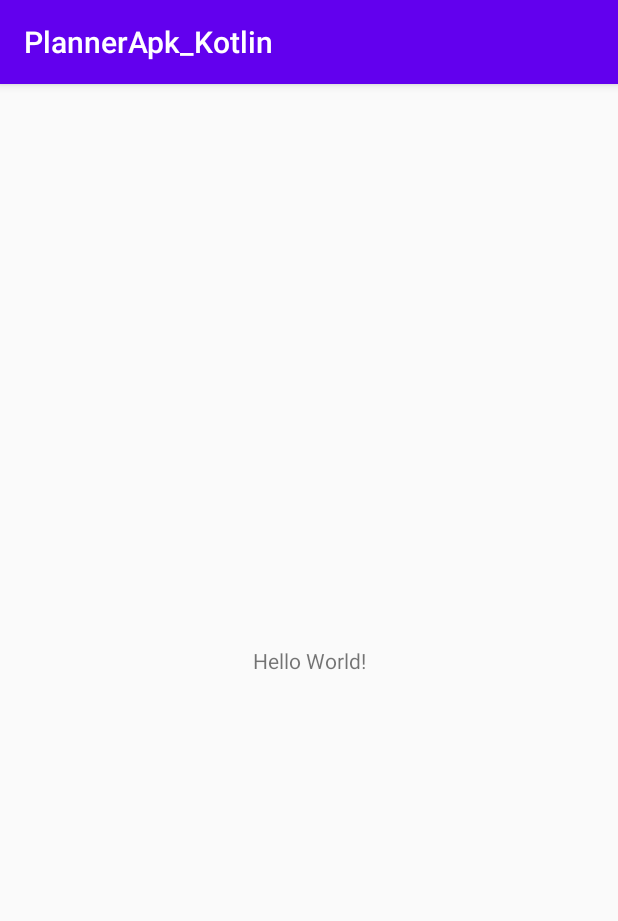
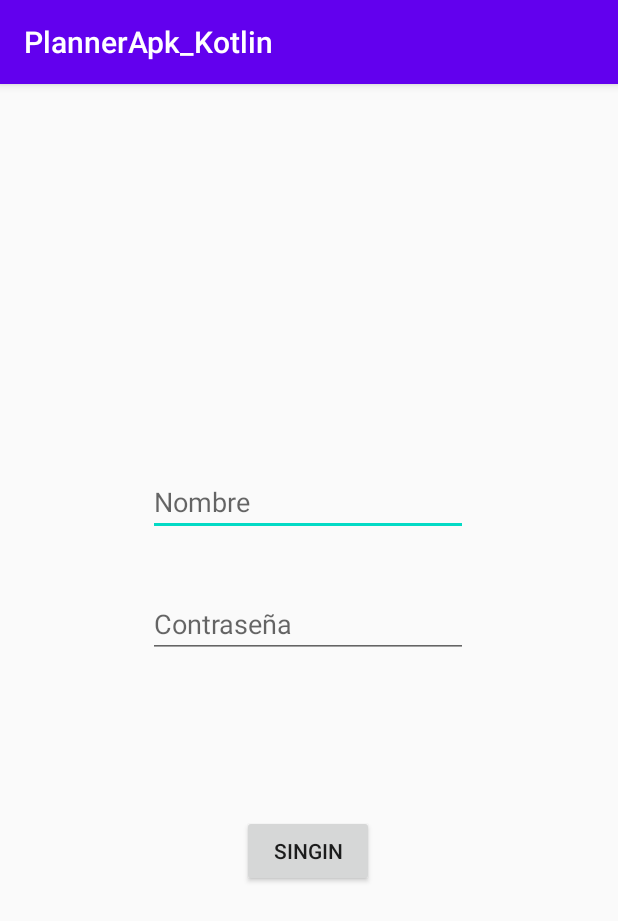
Before and after one commit to frc90/PlannerApk_Kotlin, an Android app: the screen it shows after launch (MainActivity), on a phone screen of 412 x 824 dp. Shown: the top 921 px of the screen. Run offline under Robolectric (Android 15) with nearby library versions, the phone set to English and light mode, and no system bars.

Commit message:
Trabajando en la capa presentation

```diff
--- a/app/src/main/AndroidManifest.xml
+++ b/app/src/main/AndroidManifest.xml
@@ -9,7 +9,7 @@
         android:roundIcon="@mipmap/ic_launcher_round"
         android:supportsRtl="true"
         android:theme="@style/AppTheme">
-        <activity android:name=".MainActivity">
+        <activity android:name=".presentation.login.view.MainActivity">
             <intent-filter>
                 <action android:name="android.intent.action.MAIN" />
 
--- a/app/src/main/java/com/frc90/plannerapk_kotlin/MainActivity.kt
+++ /dev/null
@@ -1,11 +0,0 @@
-package com.frc90.plannerapk_kotlin
-
-import androidx.appcompat.app.AppCompatActivity
-import android.os.Bundle
-
-class MainActivity : AppCompatActivity() {
-    override fun onCreate(savedInstanceState: Bundle?) {
-        super.onCreate(savedInstanceState)
-        setContentView(R.layout.activity_main)
-    }
-}
--- /dev/null
+++ b/app/src/main/java/com/frc90/plannerapk_kotlin/base/BaseActivity.kt
@@ -0,0 +1,24 @@
+package com.frc90.plannerapk_kotlin.base
+
+import android.content.Context
+import android.os.Bundle
+import android.os.Message
+import android.os.PersistableBundle
+import android.widget.Toast
+import androidx.annotation.LayoutRes
+import androidx.appcompat.app.AppCompatActivity
+
+abstract class BaseActivity: AppCompatActivity(){
+
+    override fun onCreate(savedInstanceState: Bundle?, persistentState: PersistableBundle?) {
+        super.onCreate(savedInstanceState, persistentState)
+
+        setContentView(getLayout())
+    }
+
+    @LayoutRes
+    abstract fun getLayout():Int
+
+    fun Context.toast(context: Context = applicationContext, message: String, duration: Int = Toast.LENGTH_SHORT ){
+    }
+}
--- /dev/null
+++ b/app/src/main/java/com/frc90/plannerapk_kotlin/presentation/login/LoginContract.kt
@@ -0,0 +1,11 @@
+package com.frc90.plannerapk_kotlin.presentation.login
+
+interface LoginContract{
+
+    interface View{
+        fun showError(msgError: String)
+        fun showProgressBar()
+        fun hideProgressBar()
+        fun signIn()
+    }
+}
--- /dev/null
+++ b/app/src/main/java/com/frc90/plannerapk_kotlin/presentation/login/view/MainActivity.kt
@@ -0,0 +1,41 @@
+package com.frc90.plannerapk_kotlin.presentation.login.view
+
+import android.os.Bundle
+import android.view.View
+import android.widget.Toast
+import com.frc90.plannerapk_kotlin.R
+import com.frc90.plannerapk_kotlin.base.BaseActivity
+import com.frc90.plannerapk_kotlin.presentation.login.LoginContract
+import kotlinx.android.synthetic.main.activity_main.*
+
+class MainActivity : BaseActivity(), LoginContract.View {
+    override fun onCreate(savedInstanceState: Bundle?) {
+        super.onCreate(savedInstanceState)
+        setContentView(R.layout.activity_main)
+
+        btn_singIn.setOnClickListener { signIn() }
+    }
+
+    override fun getLayout(): Int {
+        return R.layout.activity_main
+    }
+
+    // mostrar error
+    override fun showError(msgError: String) {
+        Toast.makeText(this, msgError, Toast.LENGTH_SHORT).show()
+    }
+
+    override fun showProgressBar() {
+        progressBar_singIn.visibility = View.VISIBLE
+    }
+
+    override fun hideProgressBar() {
+        progressBar_singIn.visibility = View.GONE
+    }
+
+    override fun signIn() {
+        toast(this,"Hello, World!!!")
+    }
+
+
+}
--- a/app/src/main/res/layout/activity_main.xml
+++ b/app/src/main/res/layout/activity_main.xml
@@ -4,15 +4,57 @@
     xmlns:tools="http://schemas.android.com/tools"
     android:layout_width="match_parent"
     android:layout_height="match_parent"
-    tools:context=".MainActivity">
+    tools:context=".presentation.login.view.MainActivity">
 
-    <TextView
+    <EditText
+        android:id="@+id/etxt_name"
         android:layout_width="wrap_content"
         android:layout_height="wrap_content"
-        android:text="Hello World!"
+        android:ems="10"
+        android:hint="Nombre"
+        android:inputType="textPersonName"
         app:layout_constraintBottom_toBottomOf="parent"
-        app:layout_constraintLeft_toLeftOf="parent"
-        app:layout_constraintRight_toRightOf="parent"
-        app:layout_constraintTop_toTopOf="parent" />
+        app:layout_constraintEnd_toEndOf="parent"
+        app:layout_constraintHorizontal_bias="0.497"
+        app:layout_constraintStart_toStartOf="parent"
+        app:layout_constraintTop_toTopOf="parent"
+        app:layout_constraintVertical_bias="0.354" />
+
+    <EditText
+        android:id="@+id/etxt_pass"
+        android:layout_width="wrap_content"
+        android:layout_height="wrap_content"
+        android:ems="10"
+        android:hint="Contraseña"
+        android:inputType="textPassword"
+        app:layout_constraintBottom_toBottomOf="parent"
+        app:layout_constraintEnd_toEndOf="parent"
+        app:layout_constraintHorizontal_bias="0.497"
+        app:layout_constraintStart_toStartOf="parent"
+        app:layout_constraintTop_toBottomOf="@+id/etxt_name"
+        app:layout_constraintVertical_bias="0.085" />
+
+    <Button
+        android:id="@+id/btn_singIn"
+        android:layout_width="wrap_content"
+        android:layout_height="wrap_content"
+        android:text="SingIn"
+        app:layout_constraintBottom_toBottomOf="parent"
+        app:layout_constraintEnd_toEndOf="parent"
+        app:layout_constraintHorizontal_bias="0.498"
+        app:layout_constraintStart_toStartOf="parent"
+        app:layout_constraintTop_toBottomOf="@+id/etxt_pass"
+        app:layout_constraintVertical_bias="0.311" />
+
+    <ProgressBar
+        android:id="@+id/progressBar_singIn"
+        style="?android:attr/progressBarStyle"
+        android:layout_width="wrap_content"
+        android:layout_height="wrap_content"
+        android:visibility="gone"
+        app:layout_constraintBottom_toTopOf="@+id/btn_singIn"
+        app:layout_constraintEnd_toEndOf="parent"
+        app:layout_constraintStart_toStartOf="parent"
+        app:layout_constraintTop_toBottomOf="@+id/etxt_pass" />
 
 </androidx.constraintlayout.widget.ConstraintLayout>
```
